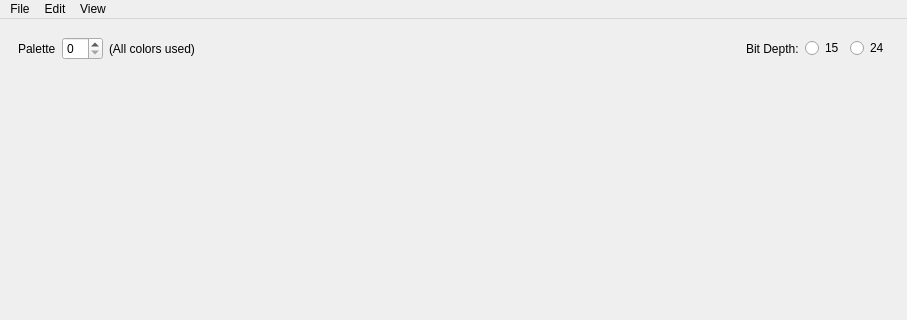
Old version of the form forms/paletteeditor.ui in the repository huderlem/porymap; both pictures show x 0 to 907 and y 0 to 320 of the 907 by 933 pixel window.
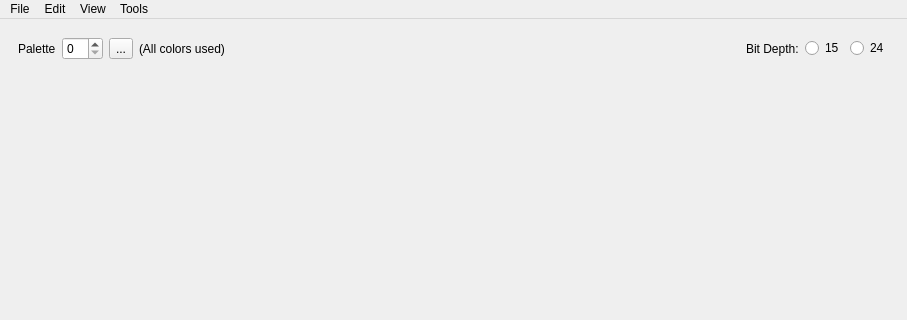
New version of the form. Icons and pictures are not drawn.

Commit message: Add color search feature

Diff of the .ui file:
```diff
--- a/forms/paletteeditor.ui
+++ b/forms/paletteeditor.ui
@@ -38,6 +38,20 @@
          </property>
         </widget>
        </item>
+       <item>
+        <widget class="QToolButton" name="toolButton_ColorSearch">
+         <property name="toolTip">
+          <string>&lt;html&gt;&lt;head/&gt;&lt;body&gt;&lt;p&gt;Opens a search dialog to find which tilesets/metatiles are using certain colors.&lt;/p&gt;&lt;/body&gt;&lt;/html&gt;</string>
+         </property>
+         <property name="text">
+          <string>...</string>
+         </property>
+         <property name="icon">
+          <iconset resource="../resources/images.qrc">
+           <normaloff>:/icons/magnifier.ico</normaloff>:/icons/magnifier.ico</iconset>
+         </property>
+        </widget>
+       </item>
        <item>
         <widget class="QLabel" name="label_AllColorsUsed">
          <property name="text">
@@ -146,9 +160,16 @@
     </property>
     <addaction name="actionShow_Unused_Colors"/>
    </widget>
+   <widget class="QMenu" name="menuTools">
+    <property name="title">
+     <string>Tools</string>
+    </property>
+    <addaction name="actionFind_Color_Usage"/>
+   </widget>
    <addaction name="menuFile"/>
    <addaction name="menuEdit"/>
    <addaction name="menuView"/>
+   <addaction name="menuTools"/>
   </widget>
   <widget class="QStatusBar" name="statusbar"/>
   <action name="actionUndo">
```
Left out of the diff: 11 changed lines with no effect on the pictures. The commit also changes 25 other files.
